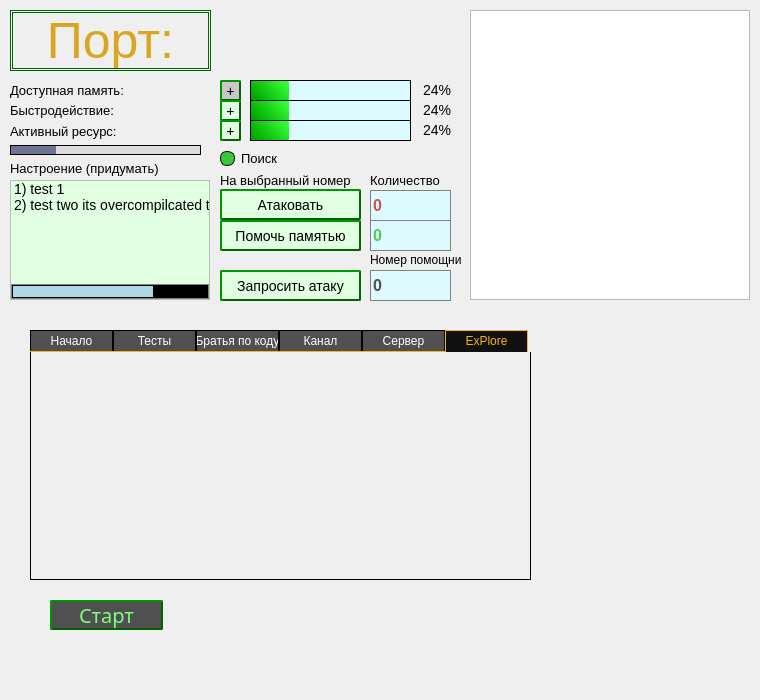
Qt form widget.ui (Wasd96/PLORE) before a commit.
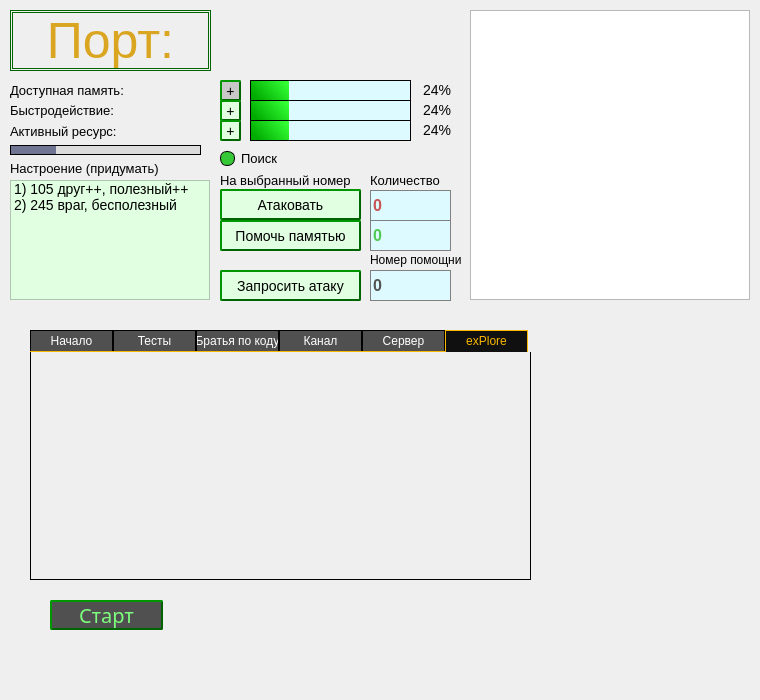
The same form after that commit. The open tabs and pages were chosen to show the change.

What changed in the file:
```diff
--- a/widget.ui
+++ b/widget.ui
@@ -212,7 +212,7 @@
    </widget>
    <widget class="QWidget" name="tab6">
     <attribute name="title">
-     <string>ExPlore</string>
+     <string>exPlore</string>
     </attribute>
    </widget>
   </widget>
@@ -330,7 +330,7 @@
     <rect>
      <x>10</x>
      <y>160</y>
-     <width>151</width>
+     <width>191</width>
      <height>16</height>
     </rect>
    </property>
@@ -433,12 +433,12 @@
    </property>
    <item>
     <property name="text">
-     <string>1) test 1</string>
+     <string>1) 105 друг++, полезный++</string>
     </property>
    </item>
    <item>
     <property name="text">
-     <string>2) test two its overcompilcated test be sure</string>
+     <string>2) 245 враг, бесполезный</string>
     </property>
    </item>
   </widget>
```
Left out of the diff: 2 changed lines with no effect on the pictures.
